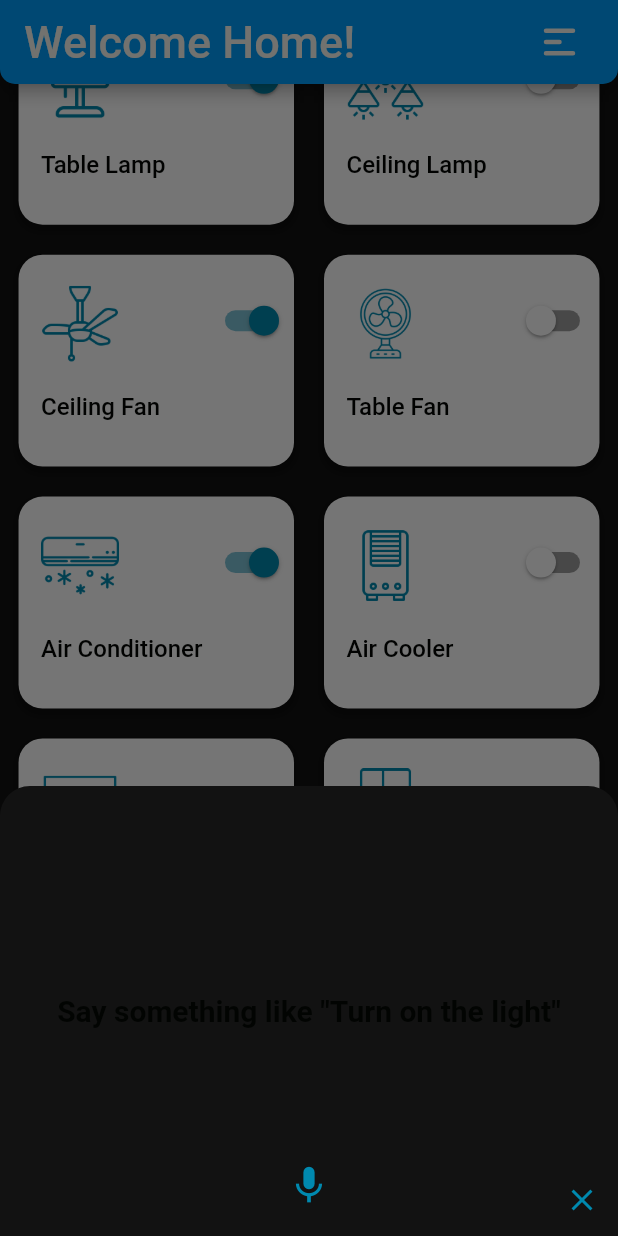
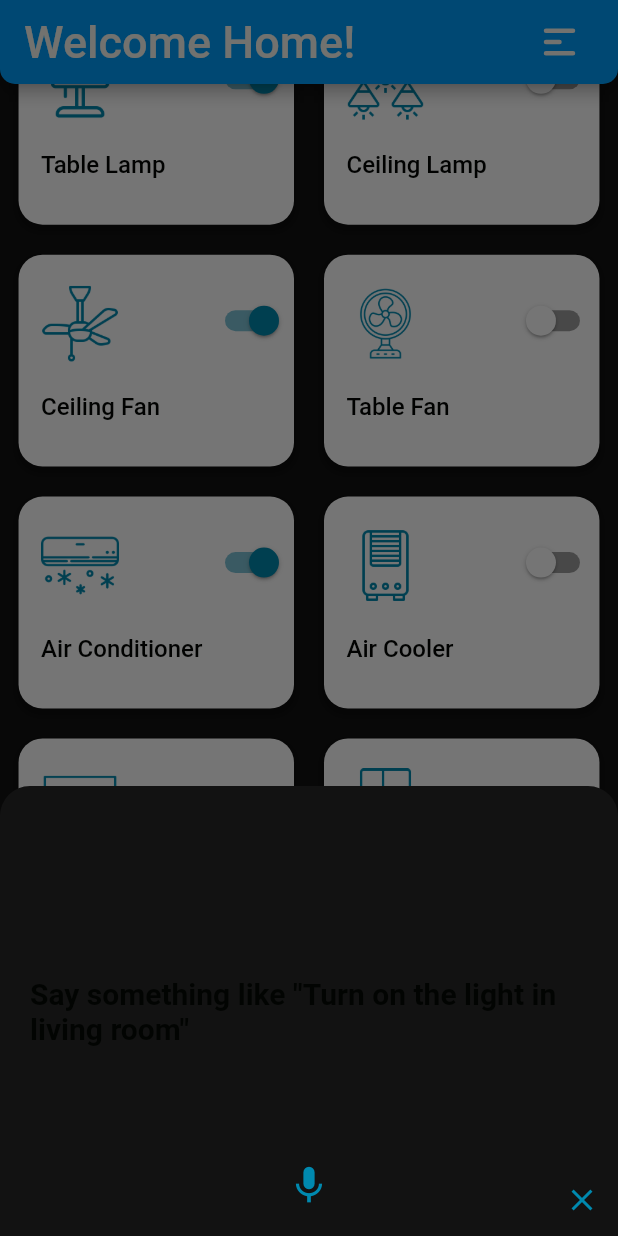
Before and after one commit to Gladson-Lalu/Home_Automation_App, a Flutter app: the screen it shows after launch, scrolled down 500 dp, after a tap on the "mic" icon, on a phone screen of 412 x 824 dp. Run offline on Flutter 3.47's test engine with Material 2 defaults, Android fonts, the phone set to English and light mode, and no system bars; our stand-ins replace animated_text_kit, double_back_to_close_app, flutter_bloc, flutter_dotenv, flutter_svg, geocoding and 6 more; missing offline and left inert: dialog_flowtter; Roboto replaces fonts that are missing (Niconne).

```diff
--- a/lib/cubit/voice/voice_cubit.dart
+++ b/lib/cubit/voice/voice_cubit.dart
@@ -1,37 +1,71 @@
+import 'package:dialog_flowtter/dialog_flowtter.dart';
 import 'package:flutter/widgets.dart';
 import 'package:flutter_bloc/flutter_bloc.dart';
+import 'package:home_automation/domain/Service/dialogflow_service.dart';
 import '../../domain/repository/speech/speech_repository.dart';
 
 part 'voice_state.dart';
 
 class VoiceCubit extends Cubit<VoiceState> {
   final SpeechRepository _speechRepository;
-  VoiceCubit(this._speechRepository)
-      : super(const VoiceInitial());
+  final DialogflowService _dialogflowService;
   String recognizedWords = '';
-  void startListening() {
+
+  VoiceCubit(
+      this._speechRepository, this._dialogflowService)
+      : super(const VoiceInitial()) {
     try {
-      recognizedWords = '';
-      emit(const VoiceInitial());
-      _speechRepository.startListening();
       _speechRepository.listeningState.listen((event) {
         if (event == SpeechState.listening) {
           emit(const VoiceListening());
         } else if (event == SpeechState.done) {
-          Future.delayed(const Duration(seconds: 1), () {
+          Future.delayed(const Duration(seconds: 1),
+              () async {
             if (recognizedWords.isNotEmpty) {
-              print(recognizedWords);
-              emit(VoiceProcessing());
+              emit(const VoiceProcessing());
+              final QueryResult response =
+                  await _dialogflowService
+                      .getIntent(recognizedWords);
+
+              String replayMessage =
+                  'I am sorry, I did not understand that';
+              if (response.fulfillmentMessages != null) {
+                replayMessage = response
+                    .fulfillmentMessages![0].text!.text![0];
+              }
+              emit(VoiceResponse(replayMessage));
+              if (response.action != null &&
+                  response.action!
+                      .startsWith('smarthome') &&
+                  response.allRequiredParamsPresent ==
+                      true) {
+                final String action =
+                    response.action!.split('.').last;
+                // print(action);
+                // print(response.parameters);
+                // print(replayMessage);
+                emit(const VoiceDone());
+              }
             } else {
               emit(const VoiceInitial());
             }
           });
         }
       });
-      _speechRepository.recognizedWords.listen((event) {
-        recognizedWords = event;
-        emit(VoiceRecognized(event));
+      _speechRepository.recognizedWords.listen((value) {
+        recognizedWords = value;
+        emit(VoiceRecognized(value));
       });
+    } catch (e) {
+      VoiceError(e.toString());
+    }
+  }
+
+  void startListening() {
+    try {
+      recognizedWords = '';
+      emit(const VoiceInitial());
+      _speechRepository.startListening();
     } catch (e) {
       emit(VoiceError(e.toString()));
     }
--- a/lib/cubit/voice/voice_state.dart
+++ b/lib/cubit/voice/voice_state.dart
@@ -18,7 +18,28 @@ class VoiceRecognized extends VoiceState {
   const VoiceRecognized(this.recognizedText);
 }
 
-class VoiceProcessing extends VoiceState {}
+class VoiceProcessing extends VoiceState {
+  const VoiceProcessing();
+}
+
+class VoiceResponse extends VoiceState {
+  final String response;
+  const VoiceResponse(this.response);
+
+  @override
+  bool operator ==(Object other) {
+    if (identical(this, other)) return true;
+
+    return other is VoiceResponse &&
+        other.response == response;
+  }
+
+  @override
+  int get hashCode => response.hashCode;
+
+  @override
+  String toString() => 'VoiceResponse(response: $response)';
+}
 
 class VoiceError extends VoiceState {
   final String error;
--- /dev/null
+++ b/lib/domain/Service/dialogflow_service.dart
@@ -0,0 +1,32 @@
+import 'package:dialog_flowtter/dialog_flowtter.dart';
+
+class DialogflowService {
+  late final DialogFlowtter _dialogFlowtter;
+  static final DialogflowService _dialogflowService =
+      DialogflowService._internal();
+  DialogflowService._internal() {
+    DialogAuthCredentials.fromFile(
+            'assets/auth/dialog_flow_auth.json')
+        .then((value) => _dialogFlowtter =
+            DialogFlowtter(credentials: value));
+  }
+
+  factory DialogflowService() {
+    return _dialogflowService;
+  }
+
+  Future<QueryResult> getIntent(String query) async {
+    final DetectIntentResponse detectIntentResponse =
+        await _dialogFlowtter.detectIntent(
+            queryInput:
+                QueryInput(text: TextInput(text: query)));
+    if (detectIntentResponse.queryResult != null) {
+      return detectIntentResponse.queryResult!;
+    } else {
+      throw Exception('No Result');
+    }
+  }
+
+  //check if the query is a short talk
+
+}
--- a/lib/domain/Service/speech_api.dart
+++ b/lib/domain/Service/speech_service.dart
@@ -2,7 +2,7 @@ import 'dart:async';
 
 import 'package:speech_to_text/speech_to_text.dart' as stt;
 
-class SpeechAPIClient {
+class SpeechService {
   final stt.SpeechToText _speech = stt.SpeechToText();
 
   final StreamController<String> _recognizedWords =
@@ -20,10 +20,11 @@ class SpeechAPIClient {
   Future<void> startListening() async {
     bool available = await _speech.initialize(
       onStatus: (val) {
-        print('onStatus: $val');
         _listeningStatusController.add(val);
       },
-      onError: (val) => print('onError: $val'),
+      onError: (val) {
+        _listeningStatusController.addError(val);
+      },
     );
     if (!available) {
       throw Exception(
@@ -34,7 +35,7 @@ class SpeechAPIClient {
         _recognizedWords.add(result.recognizedWords);
       },
       listenFor: const Duration(seconds: 10),
-      pauseFor: const Duration(milliseconds: 2500),
+      pauseFor: const Duration(seconds: 3),
       localeId: 'en_US',
       cancelOnError: true,
       partialResults: true,
--- a/lib/domain/model/device.dart
+++ b/lib/domain/model/device.dart
@@ -7,6 +7,7 @@ enum DeviceType {
   ceiling_fan,
   pedestal_fan,
   table_fan,
+  desktop,
   fan,
   air_conditioner,
   air_cooler,
--- a/lib/domain/repository/speech/speech_repository_impl.dart
+++ b/lib/domain/repository/speech/speech_repository_impl.dart
@@ -1,9 +1,8 @@
-import '../../Service/speech_api.dart';
+import '../../Service/speech_service.dart';
 import 'speech_repository.dart';
 
 class SpeechRepositoryImpl implements SpeechRepository {
-  final SpeechAPIClient _speechAPIClient =
-      SpeechAPIClient();
+  final SpeechService _speechAPIClient = SpeechService();
 
   @override
   Stream<String> get recognizedWords =>
--- a/lib/main.dart
+++ b/lib/main.dart
@@ -1,6 +1,7 @@
 import 'package:flutter/material.dart';
 import 'package:flutter_bloc/flutter_bloc.dart';
 import 'package:flutter_dotenv/flutter_dotenv.dart';
+import 'package:home_automation/domain/Service/dialogflow_service.dart';
 import 'config/theme.dart';
 import 'cubit/location/home_location_cubit.dart';
 import 'cubit/settings/settings_cubit.dart';
@@ -47,8 +48,9 @@ class MyApp extends StatelessWidget {
             create: (context) =>
                 ThemeModeCubit(preferences)),
         BlocProvider(
-            create: (context) =>
-                VoiceCubit(SpeechRepositoryImpl())),
+            create: (context) => VoiceCubit(
+                SpeechRepositoryImpl(),
+                DialogflowService())),
       ],
       child: BlocBuilder<ThemeModeCubit, ThemeModeState>(
         builder: (context, state) {
--- a/lib/ui/home/widgets/modal_bottom_sheet/modal_bottom_sheet.dart
+++ b/lib/ui/home/widgets/modal_bottom_sheet/modal_bottom_sheet.dart
@@ -17,18 +17,12 @@ class VoiceBottomSheet extends StatelessWidget {
       child: BlocConsumer<VoiceCubit, VoiceState>(
           listener: (context, state) {
         if (state is VoiceError) {
-          ScaffoldMessenger.of(context)
-              .showSnackBar(SnackBar(
+          ScaffoldMessenger.of(context).showSnackBar(
+            SnackBar(
               content: Text(state.error),
-            behavior: SnackBarBehavior.floating,
-            shape: RoundedRectangleBorder(
-                borderRadius: BorderRadius.circular(20)),
-            margin: EdgeInsets.only(
-                left: 20,
-                right: 20,
-                bottom: MediaQuery.of(context).size.height -
-                    100),
-          ));
+            ),
+          );
+          Navigator.of(context).pop();
         } else if (state is VoiceDone) {
           Navigator.of(context).pop();
         }
@@ -36,26 +30,26 @@ class VoiceBottomSheet extends StatelessWidget {
         const animationDuration =
             Duration(milliseconds: 3000);
         return Stack(children: [
-          Center(
+          Padding(
+            padding: const EdgeInsets.symmetric(
+                horizontal: 20, vertical: 10),
+            child: Center(
               child: state is VoiceInitial
                   ? const AnimatedSwitcher(
                       duration: animationDuration,
                       child: Text(
-                      'Say something like "Turn on the light"',
+                        'Say something like "Turn on the light in living room"',
                         style: TextStyle(
                             fontSize: 20,
                             fontWeight: FontWeight.bold),
                       ),
                     )
                   : state is VoiceListening
-                    ? const AnimatedSwitcher(
-                        duration: animationDuration,
-                        child: Text(
+                      ? const Text(
                           'Listening...',
                           style: TextStyle(
                               fontSize: 20,
                               fontWeight: FontWeight.bold),
-                        ),
                         )
                       : state is VoiceRecognized
                           ? AnimatedSwitcher(
@@ -117,24 +111,47 @@ class VoiceBottomSheet extends StatelessWidget {
                                           animationDuration,
                                     ),
                                   ],
-                                isRepeatingAnimation: true,
+                                  isRepeatingAnimation:
+                                      true,
                                 )
-                            : state is VoiceError
+                              : state is VoiceResponse
                                   ? Text(
-                                    state.error,
+                                      state.response
+                                          .capitalize(),
                                       style: const TextStyle(
                                           fontSize: 20,
                                           fontWeight:
                                               FontWeight
                                                   .bold),
                                     )
-                                : const Text(
-                                    'Say something like "Turn on the light"',
+                                  : state is VoiceError
+                                      // ignore: prefer_const_constructors
+                                      ? AnimatedSwitcher(
+                                          duration:
+                                              animationDuration,
+                                          child: const Text(
+                                            "something went wrong",
                                             style: TextStyle(
-                                        fontSize: 20,
+                                                fontSize:
+                                                    20,
                                                 fontWeight:
                                                     FontWeight
                                                         .bold),
+                                          ),
+                                        )
+                                      : const AnimatedSwitcher(
+                                          duration:
+                                              animationDuration,
+                                          child: Text(
+                                            'Say something like "Turn on the light in the living room"',
+                                            style: TextStyle(
+                                                fontSize:
+                                                    20,
+                                                fontWeight:
+                                                    FontWeight
+                                                        .bold),
+                                          ),
+                                        ),
             ),
           ),
           Positioned(
@@ -153,7 +170,8 @@ class VoiceBottomSheet extends StatelessWidget {
           //bottom center voice assistant button
           Align(
             alignment: Alignment.bottomCenter,
-            child: state is VoiceInitial
+            child: state is VoiceInitial ||
+                    state is VoiceResponse
                 ? Padding(
                     padding:
                         const EdgeInsets.only(bottom: 10),
--- a/pubspec.yaml
+++ b/pubspec.yaml
@@ -44,6 +44,7 @@ dependencies:
   shared_preferences: ^2.0.15
   http: ^0.13.5
   flutter_svg: ^1.1.5
+  dialog_flowtter: ^0.3.3
   geocoding: ^2.0.5
   animated_text_kit: ^4.2.2
   speech_to_text: ^6.0.0
@@ -77,6 +78,7 @@ flutter:
     - assets/icons/device/
     - assets/icons/weather/
     - assets/icons/
+    - assets/auth/
     - .env
 
   # An image asset can refer to one or more resolution-specific "variants", see
```
Also changed, not shown: pubspec.lock, 1 other file. Lines whose indentation alone changed are shown as unchanged.
